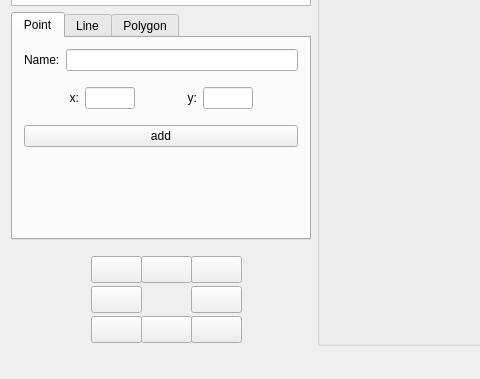
First picture: the form in src/gui/ui_files/mainwindow.ui, repository w2srobinho/sgi-project, before the edit; both pictures show x 0 to 480 and y 221 to 600 of the 800 by 600 pixel window.
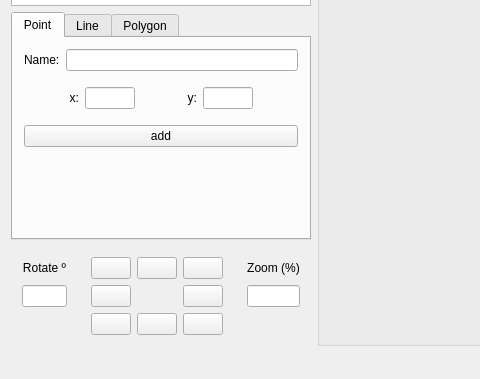
Second picture: the form after the edit. The open tabs and pages were chosen to show the change. Icons and pictures are not drawn.

Commit message: * added feature to drawing geometries and changed interface on zoom and rotate

```diff
--- a/src/gui/ui_files/mainwindow.ui
+++ b/src/gui/ui_files/mainwindow.ui
@@ -19,6 +19,9 @@
   <property name="windowTitle">
    <string>MainWindow</string>
   </property>
+  <property name="layoutDirection">
+   <enum>Qt::LeftToRight</enum>
+  </property>
   <widget class="QWidget" name="centralWidget">
    <property name="minimumSize">
     <size>
@@ -142,7 +145,7 @@
              </widget>
             </item>
             <item>
-             <widget class="QLineEdit" name="lineEdit">
+             <widget class="QLineEdit" name="pointEditX">
               <property name="maximumSize">
                <size>
                 <width>50</width>
@@ -181,7 +184,7 @@
              </widget>
             </item>
             <item>
-             <widget class="QLineEdit" name="lineEdit_2">
+             <widget class="QLineEdit" name="pointEditY">
               <property name="maximumSize">
                <size>
                 <width>50</width>
@@ -746,61 +749,9 @@
           <height>100</height>
          </size>
         </property>
-        <widget class="QPushButton" name="upButton">
-         <property name="geometry">
-          <rect>
-           <x>130</x>
-           <y>10</y>
-           <width>51</width>
-           <height>27</height>
-          </rect>
-         </property>
-         <property name="text">
-          <string/>
-         </property>
-         <property name="icon">
-          <iconset>
-           <normaloff>:/resources/navigate_up_24.png</normaloff>:/resources/navigate_up_24.png</iconset>
-         </property>
-         <property name="iconSize">
-          <size>
-           <width>24</width>
-           <height>24</height>
-          </size>
-         </property>
-        </widget>
-        <widget class="QPushButton" name="downButton">
-         <property name="geometry">
-          <rect>
-           <x>130</x>
-           <y>70</y>
-           <width>51</width>
-           <height>27</height>
-          </rect>
-         </property>
-         <property name="text">
-          <string/>
-         </property>
-         <property name="icon">
-          <iconset>
-           <normaloff>:/resources/navigate_down_24.png</normaloff>:/resources/navigate_down_24.png</iconset>
-         </property>
-         <property name="iconSize">
-          <size>
-           <width>24</width>
-           <height>24</height>
-          </size>
-         </property>
-        </widget>
+        <layout class="QGridLayout" name="gridLayout">
+         <item row="1" column="2">
         <widget class="QPushButton" name="leftButton">
-         <property name="geometry">
-          <rect>
-           <x>80</x>
-           <y>40</y>
-           <width>51</width>
-           <height>27</height>
-          </rect>
-         </property>
          <property name="text">
           <string/>
          </property>
@@ -815,15 +766,9 @@
           </size>
          </property>
         </widget>
+         </item>
+         <item row="1" column="4">
         <widget class="QPushButton" name="rightButton">
-         <property name="geometry">
-          <rect>
-           <x>180</x>
-           <y>40</y>
-           <width>51</width>
-           <height>27</height>
-          </rect>
-         </property>
          <property name="text">
           <string/>
          </property>
@@ -838,15 +783,9 @@
           </size>
          </property>
         </widget>
+         </item>
+         <item row="0" column="2">
         <widget class="QPushButton" name="leftRotateButton">
-         <property name="geometry">
-          <rect>
-           <x>80</x>
-           <y>10</y>
-           <width>51</width>
-           <height>27</height>
-          </rect>
-         </property>
          <property name="text">
           <string/>
          </property>
@@ -861,15 +800,26 @@
           </size>
          </property>
         </widget>
+         </item>
+         <item row="0" column="3">
+          <widget class="QPushButton" name="upButton">
+           <property name="text">
+            <string/>
+           </property>
+           <property name="icon">
+            <iconset>
+             <normaloff>:/resources/navigate_up_24.png</normaloff>:/resources/navigate_up_24.png</iconset>
+           </property>
+           <property name="iconSize">
+            <size>
+             <width>24</width>
+             <height>24</height>
+            </size>
+           </property>
+          </widget>
+         </item>
+         <item row="3" column="2">
         <widget class="QPushButton" name="rightRotateButton">
-         <property name="geometry">
-          <rect>
-           <x>80</x>
-           <y>70</y>
-           <width>51</width>
-           <height>27</height>
-          </rect>
-         </property>
          <property name="text">
           <string/>
          </property>
@@ -878,15 +828,9 @@
            <normaloff>:/resources/rotate_right.png</normaloff>:/resources/rotate_right.png</iconset>
          </property>
         </widget>
+         </item>
+         <item row="0" column="4">
         <widget class="QPushButton" name="zoomInButton">
-         <property name="geometry">
-          <rect>
-           <x>180</x>
-           <y>10</y>
-           <width>51</width>
-           <height>27</height>
-          </rect>
-         </property>
          <property name="text">
           <string/>
          </property>
@@ -895,15 +839,9 @@
            <normaloff>:/resources/zoom_in.png</normaloff>:/resources/zoom_in.png</iconset>
          </property>
         </widget>
+         </item>
+         <item row="3" column="4">
         <widget class="QPushButton" name="zoomOutButton">
-         <property name="geometry">
-          <rect>
-           <x>180</x>
-           <y>70</y>
-           <width>51</width>
-           <height>27</height>
-          </rect>
-         </property>
          <property name="text">
           <string/>
          </property>
@@ -912,6 +850,92 @@
            <normaloff>:/resources/zoom_out.png</normaloff>:/resources/zoom_out.png</iconset>
          </property>
         </widget>
+         </item>
+         <item row="3" column="3">
+          <widget class="QPushButton" name="downButton">
+           <property name="text">
+            <string/>
+           </property>
+           <property name="icon">
+            <iconset>
+             <normaloff>:/resources/navigate_down_24.png</normaloff>:/resources/navigate_down_24.png</iconset>
+           </property>
+           <property name="iconSize">
+            <size>
+             <width>24</width>
+             <height>24</height>
+            </size>
+           </property>
+          </widget>
+         </item>
+         <item row="0" column="6">
+          <widget class="QLabel" name="label_14">
+           <property name="text">
+            <string>Zoom (%)</string>
+           </property>
+           <property name="alignment">
+            <set>Qt::AlignCenter</set>
+           </property>
+          </widget>
+         </item>
+         <item row="1" column="1">
+          <spacer name="horizontalSpacer">
+           <property name="orientation">
+            <enum>Qt::Horizontal</enum>
+           </property>
+           <property name="sizeHint" stdset="0">
+            <size>
+             <width>90</width>
+             <height>20</height>
+            </size>
+           </property>
+          </spacer>
+         </item>
+         <item row="1" column="6">
+          <widget class="QLineEdit" name="lineEdit_2"/>
+         </item>
+         <item row="0" column="0">
+          <widget class="QLabel" name="label_13">
+           <property name="text">
+            <string>Rotate º</string>
+           </property>
+           <property name="alignment">
+            <set>Qt::AlignCenter</set>
+           </property>
+          </widget>
+         </item>
+         <item row="1" column="0">
+          <widget class="QLineEdit" name="lineEdit"/>
+         </item>
+         <item row="1" column="5">
+          <spacer name="horizontalSpacer_12">
+           <property name="orientation">
+            <enum>Qt::Horizontal</enum>
+           </property>
+           <property name="sizeHint" stdset="0">
+            <size>
+             <width>90</width>
+             <height>20</height>
+            </size>
+           </property>
+          </spacer>
+         </item>
+        </layout>
+        <zorder>upButton</zorder>
+        <zorder>downButton</zorder>
+        <zorder>leftButton</zorder>
+        <zorder>rightButton</zorder>
+        <zorder>leftRotateButton</zorder>
+        <zorder>rightRotateButton</zorder>
+        <zorder>zoomInButton</zorder>
+        <zorder>zoomOutButton</zorder>
+        <zorder>pointAdded</zorder>
+        <zorder>label_14</zorder>
+        <zorder>label_13</zorder>
+        <zorder>lineEdit_2</zorder>
+        <zorder>lineEdit</zorder>
+        <zorder>horizontalSpacer</zorder>
+        <zorder>horizontalSpacer_12</zorder>
        </widget>
       </item>
      </layout>
```
Left out of the diff: 8 changed lines with no effect on the pictures. Lines whose indentation alone changed are shown as unchanged. The commit also changes 11 other files.
